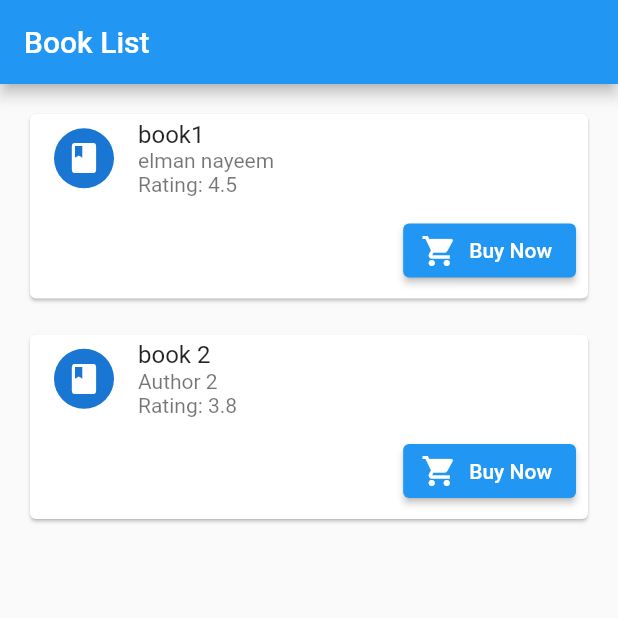
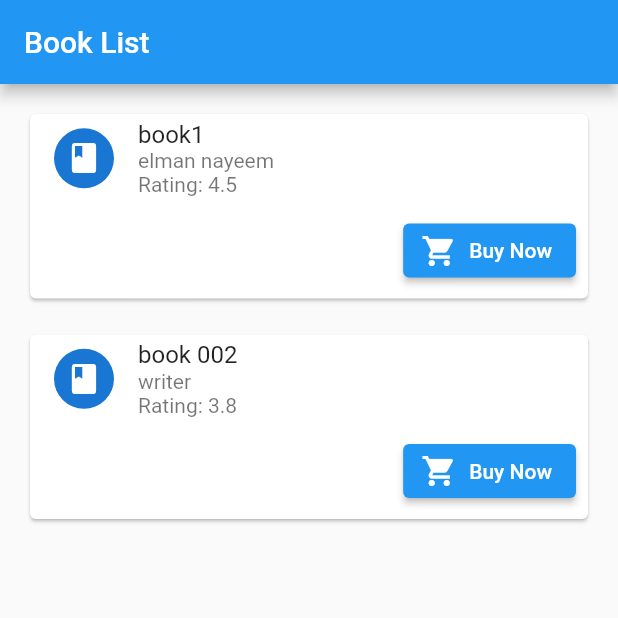
Before and after one commit to Elman7/assignment, a Flutter app: the screen it shows after launch, on a phone screen of 412 x 824 dp, the top half of it. Run offline on Flutter 3.47's test engine with Material 2 defaults, Android fonts, the phone set to English and light mode, and no system bars.

Commit message:
second commit

```diff
--- a/lib/main.dart
+++ b/lib/main.dart
@@ -25,7 +25,7 @@ class FirstPage extends StatelessWidget {
         children: [
           BookCard('book1', 'elman nayeem', '4.5', Icons.shopping_cart),
           SizedBox(height: 16.0),
-          BookCard('book 2', 'Author 2', '3.8', Icons.shopping_cart),
+          BookCard('book 002', 'writer', '3.8', Icons.shopping_cart),
         ],
       ),
     );
```
